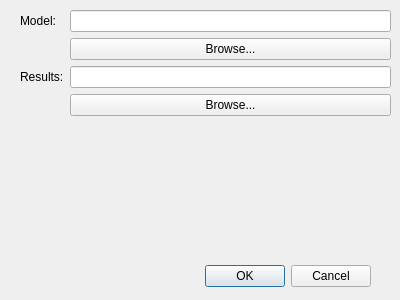
Qt form BrainTumourSegmentation/BrainTumourSegmentation/spxclassifier.ui (Birky/brain-tumour-segmentation) before a commit.
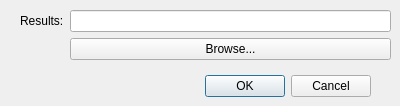
The same form after that commit.

Patch:
```diff
--- a/BrainTumourSegmentation/BrainTumourSegmentation/spxclassifier.ui
+++ b/BrainTumourSegmentation/BrainTumourSegmentation/spxclassifier.ui
@@ -7,7 +7,7 @@
     <x>0</x>
     <y>0</y>
     <width>400</width>
-    <height>300</height>
+    <height>106</height>
    </rect>
   </property>
   <property name="windowTitle">
@@ -17,7 +17,7 @@
    <property name="geometry">
     <rect>
      <x>30</x>
-     <y>260</y>
+     <y>70</y>
      <width>341</width>
      <height>32</height>
     </rect>
@@ -35,44 +35,27 @@
      <x>20</x>
      <y>10</y>
      <width>371</width>
-     <height>106</height>
+     <height>61</height>
     </rect>
    </property>
    <layout class="QFormLayout" name="formLayout">
     <item row="0" column="0">
-     <widget class="QLabel" name="labelModel">
+     <widget class="QLabel" name="labelResults">
       <property name="text">
-       <string>Model:</string>
+       <string>Results:</string>
       </property>
      </widget>
     </item>
     <item row="0" column="1">
-     <widget class="QLineEdit" name="lineEditModel"/>
+     <widget class="QLineEdit" name="lineEditResults"/>
     </item>
     <item row="1" column="1">
-     <widget class="QPushButton" name="pushButtonBrowseModel">
-      <property name="text">
-       <string>Browse...</string>
-      </property>
-     </widget>
-    </item>
-    <item row="3" column="1">
      <widget class="QPushButton" name="pushButtonBrowseResults">
       <property name="text">
        <string>Browse...</string>
       </property>
      </widget>
     </item>
-    <item row="2" column="1">
-     <widget class="QLineEdit" name="lineEditResults"/>
-    </item>
-    <item row="2" column="0">
-     <widget class="QLabel" name="labelResults">
-      <property name="text">
-       <string>Results:</string>
-      </property>
-     </widget>
-    </item>
    </layout>
   </widget>
  </widget>
```
